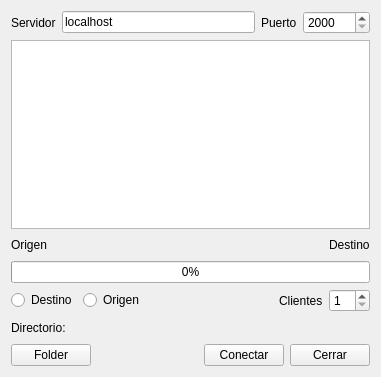
SMAP24-7/soa-distributed-backup, file Cliente/cliente.ui: the form before one commit.
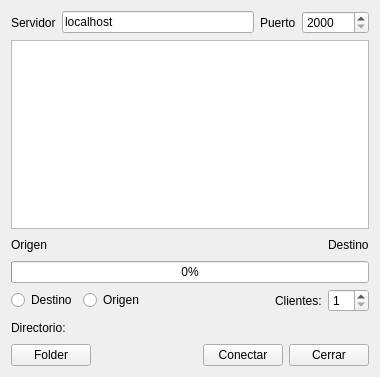
The form after the commit.

```diff
--- a/Cliente/cliente.ui
+++ b/Cliente/cliente.ui
@@ -6,7 +6,7 @@
    <rect>
     <x>0</x>
     <y>0</y>
-    <width>381</width>
+    <width>380</width>
     <height>377</height>
    </rect>
   </property>
@@ -131,7 +131,7 @@
      <item>
       <widget class="QLabel" name="label_4">
        <property name="text">
-        <string>Clientes</string>
+        <string>Clientes:</string>
        </property>
       </widget>
      </item>
```
